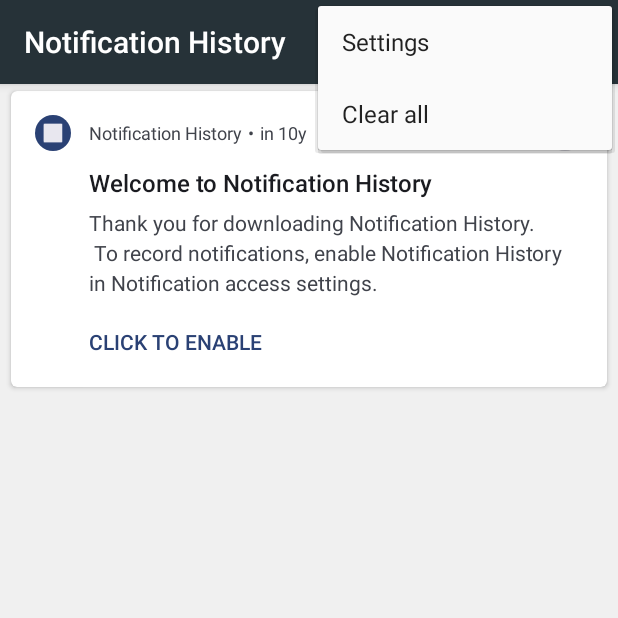
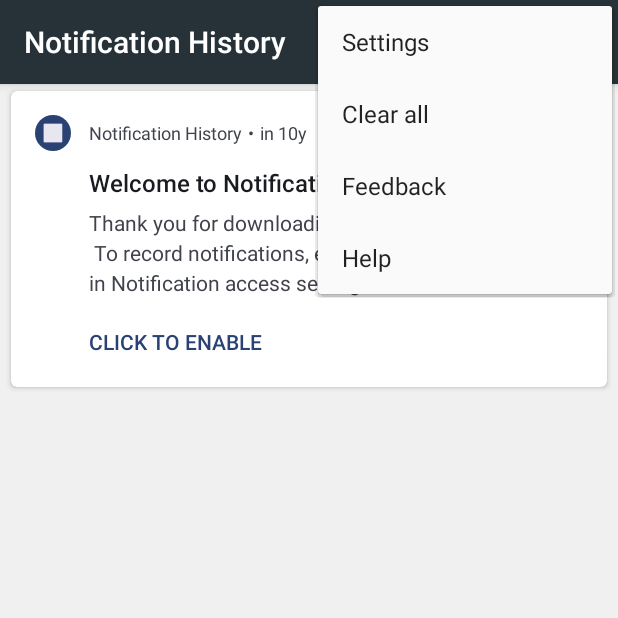
Before and after one commit to shunsugai/notification-history, an Android app: the screen it shows after launch (MainActivity), with the options menu open, on a phone screen of 412 x 824 dp, the top half of it. Run offline under Robolectric (Android 15) with nearby library versions, the phone set to English and light mode, and no system bars; our stand-ins replace AdMob; libraries missing offline, so code that uses them is left out: com.crashlytics.android, com.helpshift, com.helpshift.support, io.fabric.sdk; 3 statements that could not run were skipped.

Commit message:
Add Feedback & Help

```diff
--- a/app/build.gradle
+++ b/app/build.gradle
@@ -31,6 +31,7 @@ dependencies {
     compile('com.crashlytics.sdk.android:crashlytics:2.5.5@aar') {
         transitive = true;
     }
+    compile 'com.helpshift:android-aar:4.2.0-support'
 }
 buildscript {
     dependencies {
--- a/app/src/main/AndroidManifest.xml
+++ b/app/src/main/AndroidManifest.xml
@@ -6,6 +6,7 @@
     <uses-permission android:name="android.permission.ACCESS_NETWORK_STATE" />
 
     <application
+        android:name=".ThisApplication"
         android:allowBackup="true"
         android:icon="@mipmap/ic_launcher"
         android:label="@string/app_name"
--- /dev/null
+++ b/app/src/main/java/net/ninterest/notification/ThisApplication.java
@@ -0,0 +1,23 @@
+package net.ninterest.notification;
+
+import android.app.Application;
+
+import com.helpshift.Core;
+import com.helpshift.support.Support;
+
+public class ThisApplication extends Application {
+
+    @Override
+    public void onCreate() {
+        super.onCreate();
+        initHelpShift();
+    }
+
+    private void initHelpShift() {
+        Core.init(Support.getInstance());
+        Core.install(this,
+                getString(R.string.helpshift_api_key),
+                getString(R.string.helpshift_domein),
+                getString(R.string.helpshift_app_id));
+    }
+}
--- a/app/src/main/res/menu/menu_main.xml
+++ b/app/src/main/res/menu/menu_main.xml
@@ -12,4 +12,14 @@
         android:orderInCategory="200"
         android:title="@string/clear_all"
         app:showAsAction="never" />
+    <item
+        android:id="@+id/action_feedback"
+        android:orderInCategory="300"
+        android:title="@string/feedback"
+        app:showAsAction="never" />
+    <item
+        android:id="@+id/action_faq"
+        android:orderInCategory="400"
+        android:title="@string/faq"
+        app:showAsAction="never" />
 </menu>
--- /dev/null
+++ b/app/src/main/res/values/helpshift_api_key.xml
@@ -0,0 +1,6 @@
+<?xml version="1.0" encoding="utf-8"?>
+<resources xmlns:tools="http://schemas.android.com/tools">
+    <string name="helpshift_api_key" tools:ignore="MissingTranslation">ae3cb5210609d3a922c4dd249d160501</string>
+    <string name="helpshift_domein" tools:ignore="MissingTranslation">shunsugai.helpshift.com</string>
+    <string name="helpshift_app_id" tools:ignore="MissingTranslation">shunsugai_platform_20160110065143959-bd9b14a44d98197</string>
+</resources>
--- a/app/src/main/res/values/strings.xml
+++ b/app/src/main/res/values/strings.xml
@@ -53,4 +53,10 @@
 
     <!-- Label on a button that the user clicks to open exclude application settings. -->
     <string name="exclude_settings">Exclude applications</string>
+
+    <!-- Menu item that allows the user to send feedback. -->
+    <string name="feedback">Feedback</string>
+
+    <!-- Menu item that allows the user to display FAQ. -->
+    <string name="faq">Help</string>
 </resources>
```
Also changed, not shown: app/src/main/java/net/ninterest/notification/MainActivity.java (+9 -2 lines), 2 other files.
